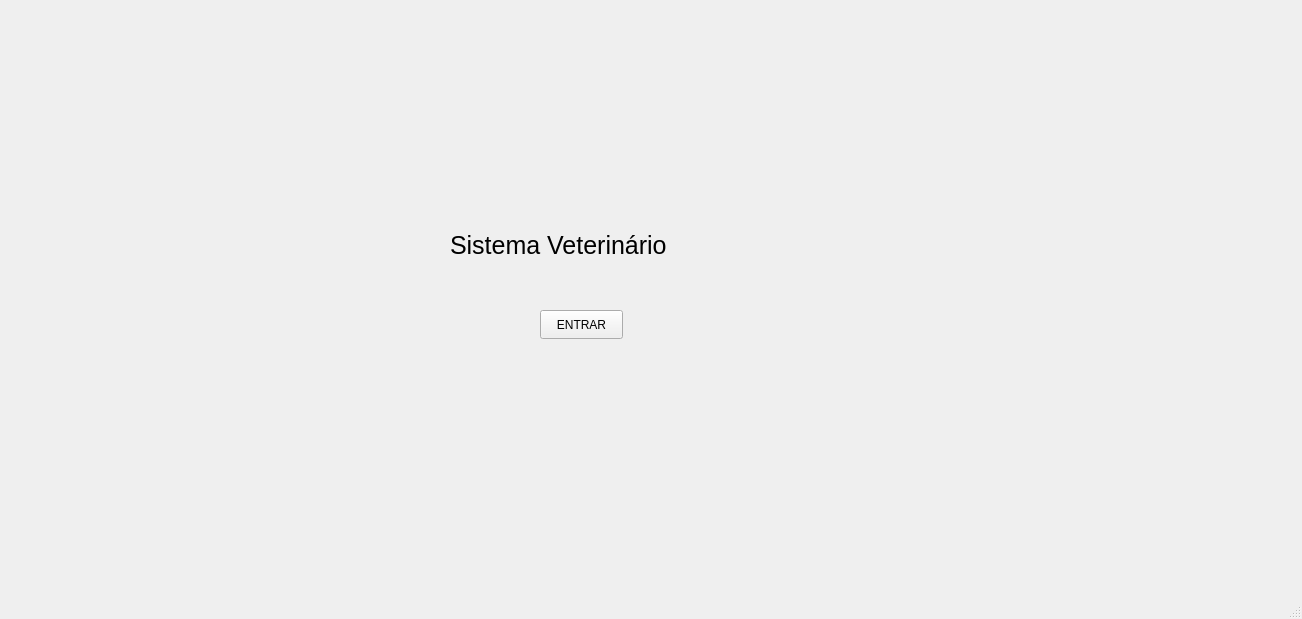
This is VeterinaryScheduleSystem/mainwindow.ui in brenoafsa/VeterinaryScheduleSystem as Qt 5 draws it before an edit. The edited form follows.
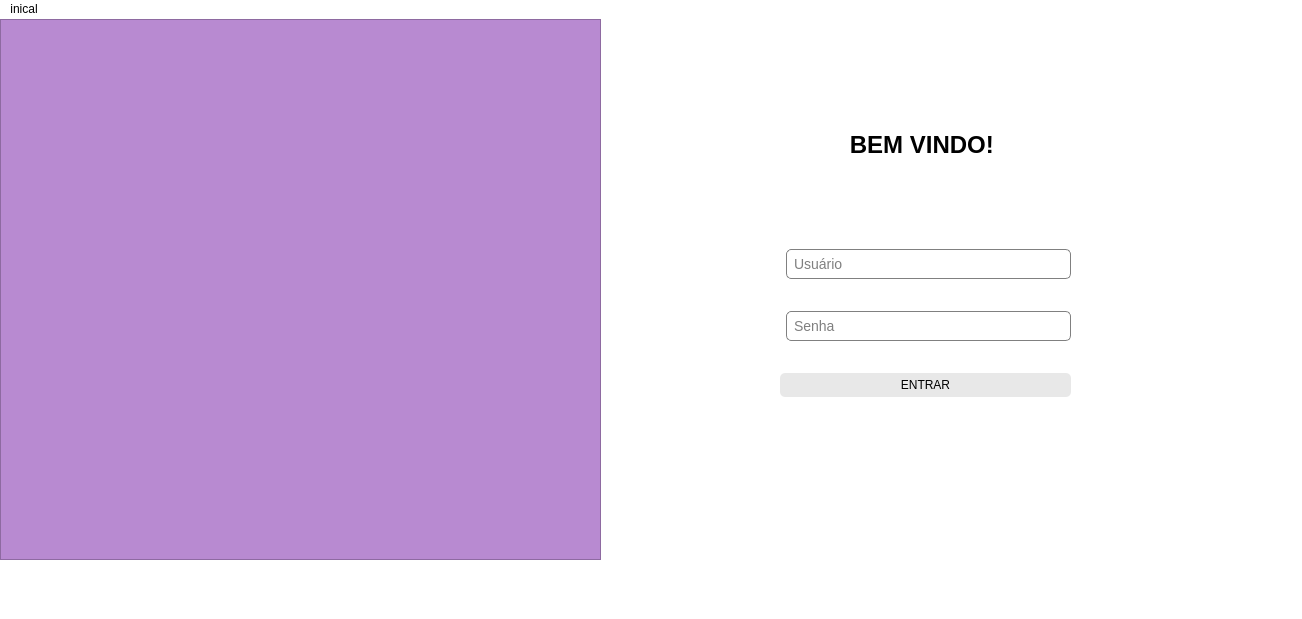
This is the edited form.

Commit message: Criação da tela principal e atribuição dos inputs as variáveis.

Patch:
```diff
--- a/VeterinaryScheduleSystem/mainwindow.ui
+++ b/VeterinaryScheduleSystem/mainwindow.ui
@@ -13,36 +13,156 @@
   <property name="windowTitle">
    <string>MainWindow</string>
   </property>
+  <property name="styleSheet">
+   <string notr="true">background-color: #ffffff</string>
+  </property>
   <widget class="QWidget" name="centralwidget">
    <widget class="QLabel" name="NomeInicial">
     <property name="geometry">
      <rect>
-      <x>450</x>
-      <y>180</y>
-      <width>291</width>
-      <height>131</height>
+      <x>770</x>
+      <y>20</y>
+      <width>301</width>
+      <height>211</height>
      </rect>
     </property>
     <property name="font">
      <font>
-      <pointsize>19</pointsize>
+      <pointsize>-1</pointsize>
+      <bold>true</bold>
      </font>
     </property>
+    <property name="styleSheet">
+     <string notr="true">font-size: 24px;
+font-weight: bold;
+color: #000000</string>
+    </property>
     <property name="text">
-     <string>Sistema Veterinário</string>
+     <string>            BEM VINDO!</string>
     </property>
    </widget>
-   <widget class="QPushButton" name="BotaoDeEntrada">
+   <widget class="QWidget" name="formLayoutWidget">
     <property name="geometry">
      <rect>
-      <x>540</x>
-      <y>310</y>
-      <width>83</width>
-      <height>29</height>
+      <x>780</x>
+      <y>230</y>
+      <width>291</width>
+      <height>189</height>
      </rect>
     </property>
-    <property name="text">
-     <string>ENTRAR</string>
+    <layout class="QFormLayout" name="formLayout">
+     <item row="0" column="1">
+      <widget class="QLineEdit" name="txt_nome">
+       <property name="styleSheet">
+        <string notr="true">QLineEdit {
+    font-size: 14px;
+    color: black;
+    border: 1px solid gray;
+    border-radius: 5px;
+    padding: 5px;
+}
+QLineEdit:placeholder {
+    color: gray;
+    font-style: italic;
+}
+</string>
+       </property>
+       <property name="text">
+        <string/>
+       </property>
+       <property name="placeholderText">
+        <string>Usuário</string>
+       </property>
+      </widget>
+     </item>
+     <item row="1" column="1">
+      <spacer name="verticalSpacer">
+       <property name="orientation">
+        <enum>Qt::Orientation::Vertical</enum>
+       </property>
+       <property name="sizeType">
+        <enum>QSizePolicy::Policy::Fixed</enum>
+       </property>
+       <property name="sizeHint" stdset="0">
+        <size>
+         <width>30</width>
+         <height>20</height>
+        </size>
+       </property>
+      </spacer>
+     </item>
+     <item row="2" column="1">
+      <widget class="QLineEdit" name="txt_senha">
+       <property name="styleSheet">
+        <string notr="true">QLineEdit {
+    font-size: 14px;
+    color: black;
+    border: 1px solid gray;
+    border-radius: 5px;
+    padding: 5px;
+}
+QLineEdit:placeholder {
+    color: gray;
+    font-style: italic;
+}
+</string>
+       </property>
+       <property name="text">
+        <string/>
+       </property>
+       <property name="placeholderText">
+        <string>Senha</string>
+       </property>
+      </widget>
+     </item>
+     <item row="3" column="1">
+      <spacer name="verticalSpacer_2">
+       <property name="orientation">
+        <enum>Qt::Orientation::Vertical</enum>
+       </property>
+       <property name="sizeType">
+        <enum>QSizePolicy::Policy::Fixed</enum>
+       </property>
+       <property name="sizeHint" stdset="0">
+        <size>
+         <width>30</width>
+         <height>20</height>
+        </size>
+       </property>
+      </spacer>
+     </item>
+     <item row="4" column="0" colspan="2">
+      <widget class="QPushButton" name="BotaoDeEntrada">
+       <property name="styleSheet">
+        <string notr="true">background-color: #E8E8E8;
+border-radius: 5px;
+padding: 5px;
+color: #000000</string>
+       </property>
+       <property name="text">
+        <string>ENTRAR</string>
+       </property>
+      </widget>
+     </item>
+    </layout>
+   </widget>
+   <widget class="QFrame" name="frame">
+    <property name="geometry">
+     <rect>
+      <x>0</x>
+      <y>0</y>
+      <width>601</width>
+      <height>541</height>
+     </rect>
+    </property>
+    <property name="styleSheet">
+     <string notr="true">background-color: #B88AD1;</string>
+    </property>
+    <property name="frameShape">
+     <enum>QFrame::Shape::StyledPanel</enum>
+    </property>
+    <property name="frameShadow">
+     <enum>QFrame::Shadow::Raised</enum>
     </property>
    </widget>
   </widget>
@@ -55,6 +175,12 @@
      <height>25</height>
     </rect>
    </property>
+   <widget class="QMenu" name="menuinical">
+    <property name="title">
+     <string>inical</string>
+    </property>
+   </widget>
+   <addaction name="menuinical"/>
   </widget>
   <widget class="QStatusBar" name="statusbar"/>
  </widget>
```
The commit also changes 1 other file.
